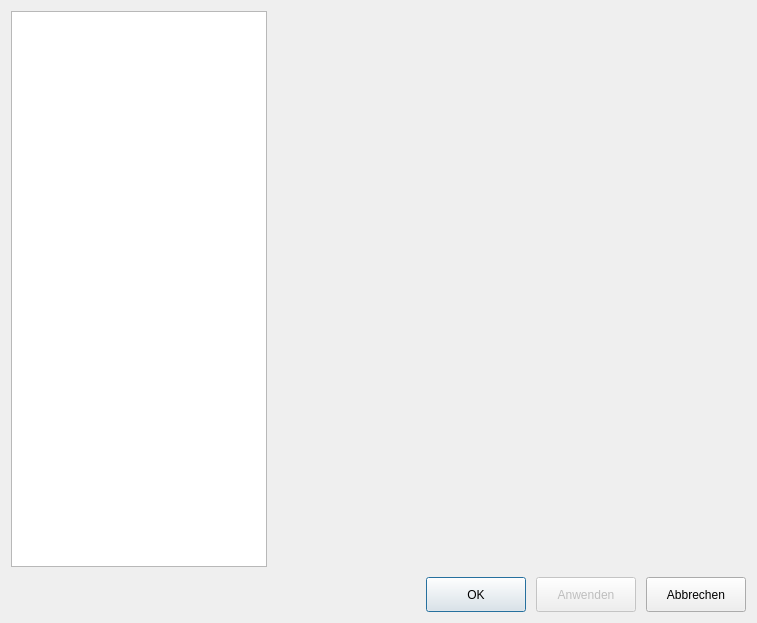
The window that ui/qmsettingsdialog.ui (Christian-Kr/QualificationMatrix) describes before a commit, drawn with Qt 5.
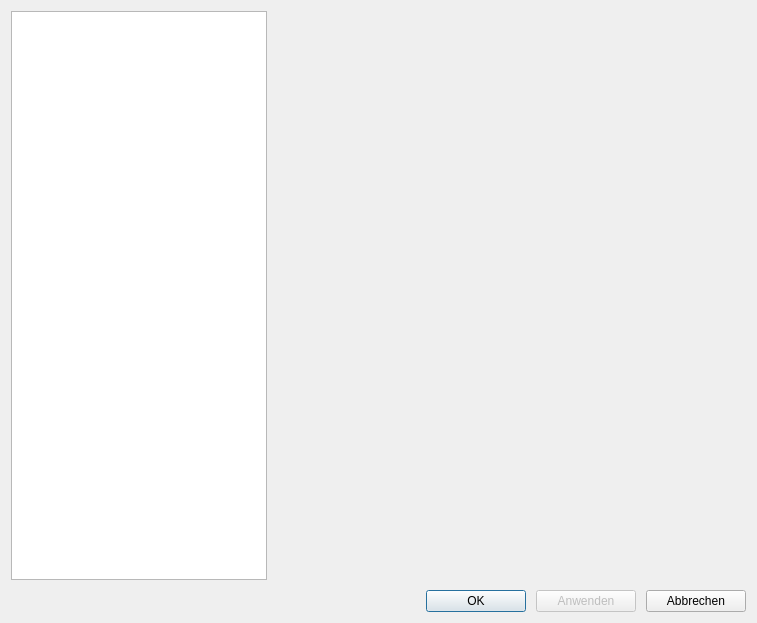
The same window after the commit.

Commit message: Small design optimizations

Patch:
```diff
--- a/ui/qmsettingsdialog.ui
+++ b/ui/qmsettingsdialog.ui
@@ -77,7 +77,7 @@
          <property name="minimumSize">
           <size>
            <width>100</width>
-           <height>35</height>
+           <height>0</height>
           </size>
          </property>
          <property name="text">
@@ -93,7 +93,7 @@
          <property name="minimumSize">
           <size>
            <width>100</width>
-           <height>35</height>
+           <height>0</height>
           </size>
          </property>
          <property name="text">
@@ -106,7 +106,7 @@
          <property name="minimumSize">
           <size>
            <width>100</width>
-           <height>35</height>
+           <height>0</height>
           </size>
          </property>
          <property name="text">
```
The commit also changes 5 other files.
